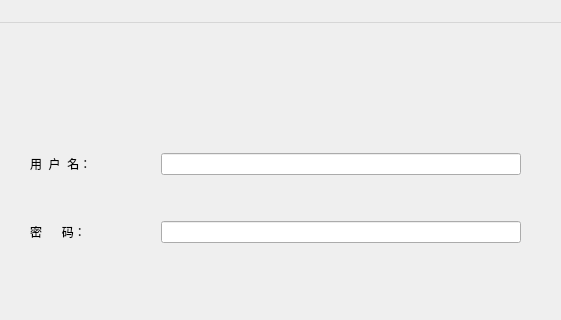
This is test_01/test_01.ui in CLAY-Z/study as Qt 5 draws it before an edit; both pictures show x 100 to 661 and y 0 to 320 of the 800 by 600 pixel window. The edited form follows.
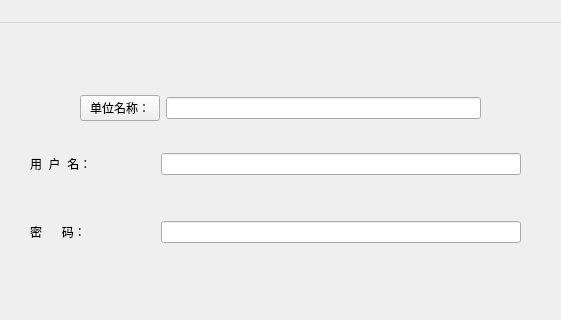
This is the edited form.

Commit message: after add the 单位名称

```diff
--- a/test_01/test_01.ui
+++ b/test_01/test_01.ui
@@ -163,6 +163,28 @@
      </item>
     </layout>
    </widget>
+   <widget class="QWidget" name="">
+    <property name="geometry">
+     <rect>
+      <x>180</x>
+      <y>70</y>
+      <width>401</width>
+      <height>30</height>
+     </rect>
+    </property>
+    <layout class="QHBoxLayout" name="horizontalLayout_4">
+     <item>
+      <widget class="QPushButton" name="pushButton">
+       <property name="text">
+        <string>单位名称：</string>
+       </property>
+      </widget>
+     </item>
+     <item>
+      <widget class="QLineEdit" name="lineEdit"/>
+     </item>
+    </layout>
+   </widget>
   </widget>
   <widget class="QMenuBar" name="menubar">
    <property name="geometry">
```
